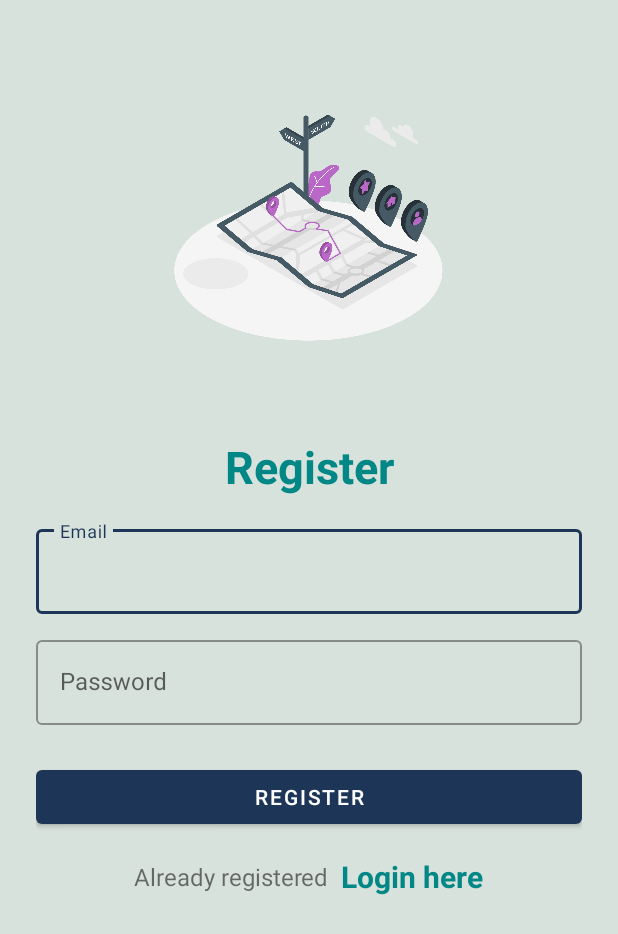
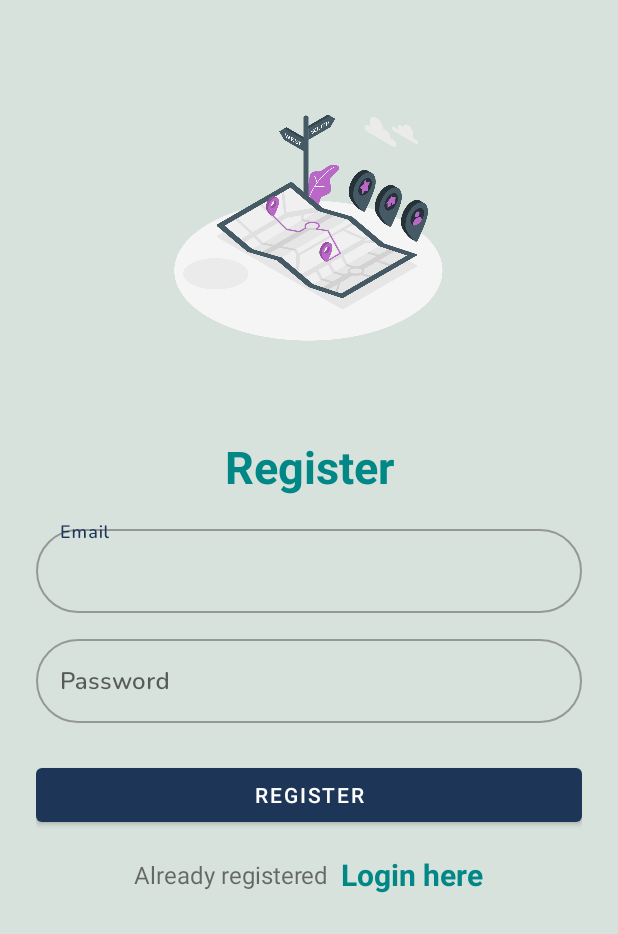
Before and after one commit to Naphtali-cpu/Tracee-App, an Android app: the RegisterActivity screen opened directly, with no data from a screen before it, on a phone screen of 412 x 824 dp. Shown: the top 934 px of the screen. Run offline under Robolectric (Android 15) with nearby library versions, the phone set to English and light mode, and no system bars; our stand-ins replace Firebase (no records; nobody signed in at launch, a user with empty details on screens opened directly).

Commit message:
Changed design for register text field

```diff
--- a/app/src/main/res/layout/activity_register.xml
+++ b/app/src/main/res/layout/activity_register.xml
@@ -40,6 +40,8 @@
                 android:layout_width="match_parent"
                 android:layout_height="wrap_content"
                 android:hint="Email"
+                android:fontFamily="@font/nunito_semibold"
+                android:background="@drawable/search_layout"
                 android:inputType="textEmailAddress"/>
         </com.google.android.material.textfield.TextInputLayout>
         <com.google.android.material.textfield.TextInputLayout
@@ -52,6 +54,8 @@
                 android:layout_width="match_parent"
                 android:layout_height="wrap_content"
                 android:hint="Password"
+                android:fontFamily="@font/nunito_semibold"
+                android:background="@drawable/search_layout"
                 android:inputType="textPassword"/>
         </com.google.android.material.textfield.TextInputLayout>
         <com.google.android.material.button.MaterialButton
```
